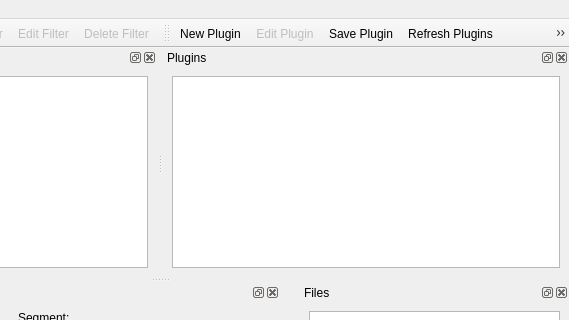
The window that spykeviewer/ui/main.ui (rproepp/spykeviewer) describes before a commit, drawn with Qt 5; both pictures show x 250 to 819 and y 0 to 320 of the 819 by 867 pixel window.
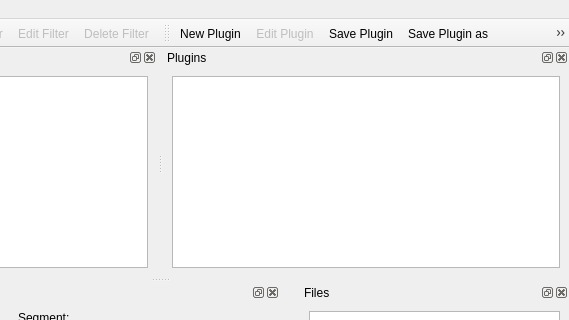
The same window after the commit. Icons and pictures are not drawn.

Commit message: Added Save As... action for plugins Improved signal plot plugin options

Diff of the .ui file:
```diff
--- a/spykeviewer/ui/main.ui
+++ b/spykeviewer/ui/main.ui
@@ -389,6 +389,7 @@
    <addaction name="actionNewPlugin"/>
    <addaction name="actionEditPlugin"/>
    <addaction name="actionSavePlugin"/>
+   <addaction name="actionSavePluginAs"/>
    <addaction name="actionRefreshPlugins"/>
    <addaction name="actionConfigurePlugin"/>
    <addaction name="actionRunPlugin"/>
@@ -611,6 +612,15 @@
     <string>New Filter Group</string>
    </property>
   </action>
+  <action name="actionSavePluginAs">
+   <property name="icon">
+    <iconset resource="../../resources/icons.qrc">
+     <normaloff>:/Analyses/Save As</normaloff>:/Analyses/Save As</iconset>
+   </property>
+   <property name="text">
+    <string>Save Plugin as...</string>
+   </property>
+  </action>
  </widget>
  <resources>
   <include location="../../resources/icons.qrc"/>
```
Left out of the diff: 4 changed lines with no effect on the pictures. The commit also changes 7 other files.
